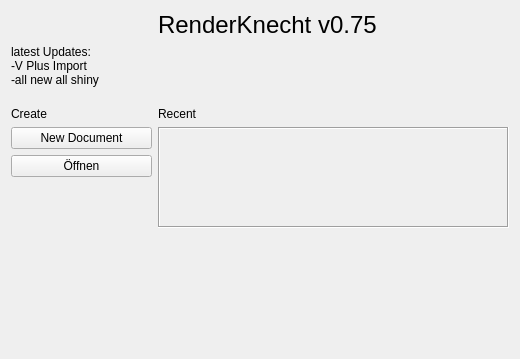
Above: ui/knecht_welcome.ui from tappi287/RenderKnecht2 before the change. Below: the same form after it.
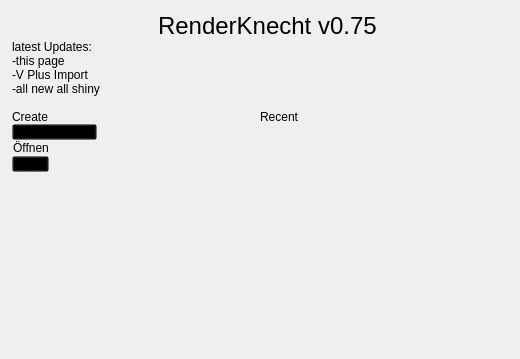
That is the form after the change. Icons and pictures are not drawn.

Commit message: update welcome page

The edit to the form file:
```diff
--- a/ui/knecht_welcome.ui
+++ b/ui/knecht_welcome.ui
@@ -14,9 +14,27 @@
    <string>Form</string>
   </property>
   <property name="styleSheet">
-   <string notr="true">font-family: &quot;Segoe UI Light&quot;;</string>
+   <string notr="true">* {font-family: &quot;Segoe UI Light&quot;;}
+QPushButton {background: transparent;margin: 0; padding: 0;}
+QPushButton:hover {color: rgb(85, 170, 255);
+						 text-decoration: underline;}</string>
   </property>
   <layout class="QVBoxLayout" name="verticalLayout">
+   <property name="spacing">
+    <number>0</number>
+   </property>
+   <property name="leftMargin">
+    <number>12</number>
+   </property>
+   <property name="topMargin">
+    <number>12</number>
+   </property>
+   <property name="rightMargin">
+    <number>12</number>
+   </property>
+   <property name="bottomMargin">
+    <number>12</number>
+   </property>
    <item>
     <layout class="QHBoxLayout" name="horizontalLayout">
      <property name="spacing">
@@ -80,16 +98,42 @@
     </layout>
    </item>
    <item>
-    <widget class="QLabel" name="news">
-     <property name="text">
-      <string>latest Updates:&lt;br&gt;
+    <layout class="QVBoxLayout" name="update_layout">
+     <item>
+      <widget class="QLabel" name="news_title">
+       <property name="text">
+        <string>latest Updates:</string>
+       </property>
+      </widget>
+     </item>
+     <item>
+      <widget class="QLabel" name="news">
+       <property name="text">
+        <string>-this page&lt;br&gt;
 -V Plus Import&lt;br&gt;
 -all new all shiny&lt;br&gt;</string>
-     </property>
-    </widget>
+       </property>
+      </widget>
+     </item>
+    </layout>
    </item>
    <item>
-    <layout class="QGridLayout" name="gridLayout" columnstretch="40,100">
+    <layout class="QGridLayout" name="gridLayout" columnstretch="50,50">
+     <property name="leftMargin">
+      <number>0</number>
+     </property>
+     <property name="topMargin">
+      <number>0</number>
+     </property>
+     <property name="rightMargin">
+      <number>0</number>
+     </property>
+     <property name="bottomMargin">
+      <number>0</number>
+     </property>
+     <property name="spacing">
+      <number>0</number>
+     </property>
      <item row="0" column="1">
       <widget class="QLabel" name="recent_label">
        <property name="text">
@@ -106,18 +150,43 @@
      </item>
      <item row="1" column="0">
       <layout class="QVBoxLayout" name="btn_layout">
-       <item>
+       <property name="spacing">
+        <number>0</number>
+       </property>
+       <property name="leftMargin">
+        <number>0</number>
+       </property>
+       <property name="topMargin">
+        <number>0</number>
+       </property>
+       <property name="rightMargin">
+        <number>0</number>
+       </property>
+       <property name="bottomMargin">
+        <number>0</number>
+       </property>
+       <item alignment="Qt::AlignLeft">
         <widget class="QPushButton" name="new_btn">
          <property name="text">
           <string>New Document</string>
          </property>
         </widget>
        </item>
-       <item>
+       <item alignment="Qt::AlignLeft">
         <widget class="QPushButton" name="open_btn">
          <property name="text">
           <string>Öffnen</string>
          </property>
+         <property name="flat">
+          <bool>true</bool>
+         </property>
+        </widget>
+       </item>
+       <item alignment="Qt::AlignLeft">
+        <widget class="QPushButton" name="import_btn">
+         <property name="text">
+          <string>Import</string>
+         </property>
         </widget>
        </item>
        <item>
@@ -136,64 +205,36 @@
       </layout>
      </item>
      <item row="1" column="1">
-      <widget class="QScrollArea" name="scrollArea">
-       <property name="maximumSize">
-        <size>
-         <width>600</width>
-         <height>600</height>
-        </size>
+      <layout class="QVBoxLayout" name="recent_layout">
+       <property name="spacing">
+        <number>4</number>
        </property>
-       <property name="frameShape">
-        <enum>QFrame::Box</enum>
+       <property name="leftMargin">
+        <number>0</number>
        </property>
-       <property name="horizontalScrollBarPolicy">
-        <enum>Qt::ScrollBarAlwaysOff</enum>
+       <property name="topMargin">
+        <number>0</number>
        </property>
-       <property name="sizeAdjustPolicy">
-        <enum>QAbstractScrollArea::AdjustToContents</enum>
+       <property name="rightMargin">
+        <number>0</number>
        </property>
-       <property name="widgetResizable">
-        <bool>true</bool>
+       <property name="bottomMargin">
+        <number>0</number>
        </property>
-       <widget class="QWidget" name="scrollAreaWidgetContents">
-        <layout class="QVBoxLayout" name="verticalLayout_2">
-         <property name="spacing">
-          <number>0</number>
+       <item>
+        <spacer name="recent_btn_spacer">
+         <property name="orientation">
+          <enum>Qt::Vertical</enum>
          </property>
-         <property name="leftMargin">
-          <number>0</number>
+         <property name="sizeHint" stdset="0">
+          <size>
+           <width>20</width>
+           <height>40</height>
+          </size>
          </property>
-         <property name="topMargin">
-          <number>0</number>
-         </property>
-         <property name="rightMargin">
-          <number>0</number>
-         </property>
-         <property name="bottomMargin">
-          <number>0</number>
-         </property>
-         <item>
-          <layout class="QVBoxLayout" name="recent_layout">
-           <property name="spacing">
-            <number>0</number>
-           </property>
-           <property name="leftMargin">
-            <number>0</number>
-           </property>
-           <property name="topMargin">
-            <number>0</number>
-           </property>
-           <property name="rightMargin">
-            <number>0</number>
-           </property>
-           <property name="bottomMargin">
-            <number>0</number>
-           </property>
-          </layout>
-         </item>
-        </layout>
-       </widget>
-      </widget>
+        </spacer>
+       </item>
+      </layout>
      </item>
     </layout>
    </item>
```
Left out of the diff: 4 changed lines with no effect on the pictures. The commit also changes 1 other file.
